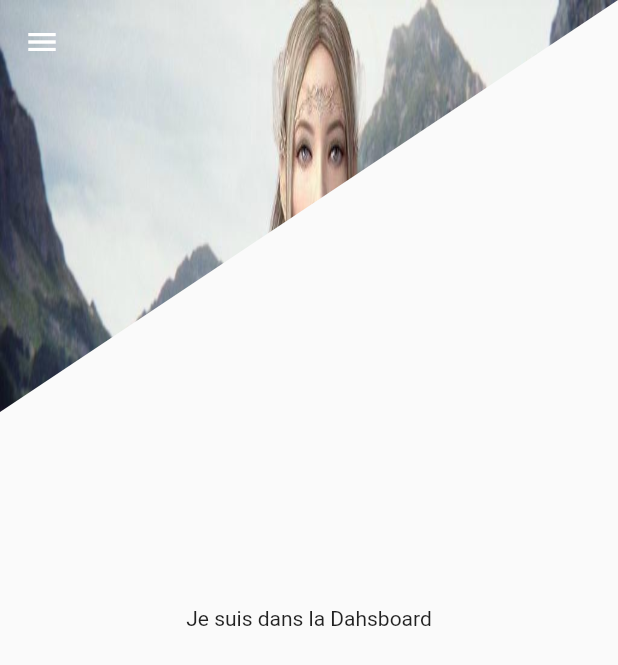
After one commit to ackwrit/musicIpssi, a Flutter app: the DashBoard screen opened directly, on a phone screen of 412 x 824 dp. The commit adds this screen. Shown: the top 665 px of the screen. Run offline on Flutter 3.47's test engine with Material 2 defaults, Android fonts, the light colour scheme and no system bars; our stand-ins replace cloud_firestore, firebase_auth, firebase_core, firebase_storage; accounts and stored records are empty.

Commit message:
Mise à jour 13h du 04/05/2022 version 2

```diff
--- a/lib/Model/Music.dart
+++ b/lib/Model/Music.dart
@@ -1,5 +1,6 @@
 
 import 'package:cloud_firestore/cloud_firestore.dart';
+import 'package:musicipssi/library/lib.dart';
 
 class Music {
   //Attributs
@@ -49,6 +50,3 @@ class Music {
 
   //Méthode
 }
-
-
-enum type {rap,soul,techno,rock,zouk,reggae,rnb,jazz}
--- /dev/null
+++ b/lib/View/DashBoard.dart
@@ -0,0 +1,60 @@
+import 'package:flutter/material.dart';
+import 'package:musicipssi/modelView/fondEcran.dart';
+import 'package:musicipssi/modelView/myDrawer.dart';
+
+class DashBoard extends StatefulWidget{
+  @override
+  State<StatefulWidget> createState() {
+    // TODO: implement createState
+    return DashBoardState();
+  }
+
+}
+
+class DashBoardState extends State<DashBoard>{
+  @override
+  Widget build(BuildContext context) {
+    // TODO: implement build
+    return Scaffold(
+      //Burger
+      drawer: Container(
+        child:  myDrawer(),
+        width: MediaQuery.of(context).size.width/3,
+        height: MediaQuery.of(context).size.height,
+        decoration: const BoxDecoration(
+            color: Colors.white,
+          borderRadius: BorderRadius.only(bottomRight: Radius.circular(40))
+        ),
+
+      ),
+
+      ////
+      appBar: AppBar(
+        backgroundColor: Colors.transparent,
+        elevation: 0.0,
+      ),
+      extendBodyBehindAppBar: true,
+      //extendBody: true,
+
+      body: Stack(
+        children: [
+
+          FondEcran(),
+          Center(
+            child: bodyPage(),
+          ),
+
+
+        ],
+      ),
+
+
+    );
+
+
+  }
+  Widget bodyPage(){
+    return const Text("Je suis dans la Dahsboard");
+  }
+
+}
--- a/lib/fonctions/FirestoreHelper.dart
+++ b/lib/fonctions/FirestoreHelper.dart
@@ -16,7 +16,9 @@ class FirestoreHelper {
 
 
       //Inscription un utilisateur
-    Future register(String prenom , String nom , String mail , String password) async {
+
+
+    Future <Profil> register(String prenom , String nom , String mail , String password) async {
       UserCredential resultat = await auth.createUserWithEmailAndPassword(email: mail, password: password);
       String uid = resultat.user!.uid;
       Map<String,dynamic> map = {
@@ -27,6 +29,7 @@ class FirestoreHelper {
           "ISCONNECTED": true,
         };
       addUser(uid,map);
+      return getProfil(uid);
     }
 
 
--- /dev/null
+++ b/lib/library/constant.dart
@@ -0,0 +1,4 @@
+import 'package:musicipssi/Model/Profil.dart';
+
+late Profil MonUser;
+enum type {rap,soul,techno,rock,zouk,reggae,rnb,jazz}
--- /dev/null
+++ b/lib/library/lib.dart
@@ -0,0 +1,3 @@
+library lib.dart;
+
+export 'constant.dart';
--- /dev/null
+++ b/lib/modelView/fondEcran.dart
@@ -0,0 +1,33 @@
+import 'package:flutter/material.dart';
+import 'package:musicipssi/modelView/customPath.dart';
+
+class FondEcran extends StatefulWidget{
+  @override
+  State<StatefulWidget> createState() {
+    // TODO: implement createState
+    return FondEcranState();
+  }
+
+}
+
+class FondEcranState extends State<FondEcran>{
+  @override
+  Widget build(BuildContext context) {
+    // TODO: implement build
+    return ClipPath(
+        clipper: customPath(),
+        child : Container(
+          width: MediaQuery.of(context).size.width,
+          height: MediaQuery.of(context).size.height,
+          decoration: const BoxDecoration(
+              image: DecorationImage(
+                  image: AssetImage("assets/ange-5l.jpg"),
+                  fit: BoxFit.fill
+
+              )
+          ),
+        )
+    );
+  }
+
+}
```
Also changed, not shown: lib/Controller/Inscription.dart (+11 -2 lines), lib/Controller/connexion.dart (+11 -0 lines), lib/main.dart (+2 -17 lines), lib/modelView/ImageRond.dart (added, +39 -0 lines), lib/modelView/myDrawer.dart (added, +35 -0 lines).
